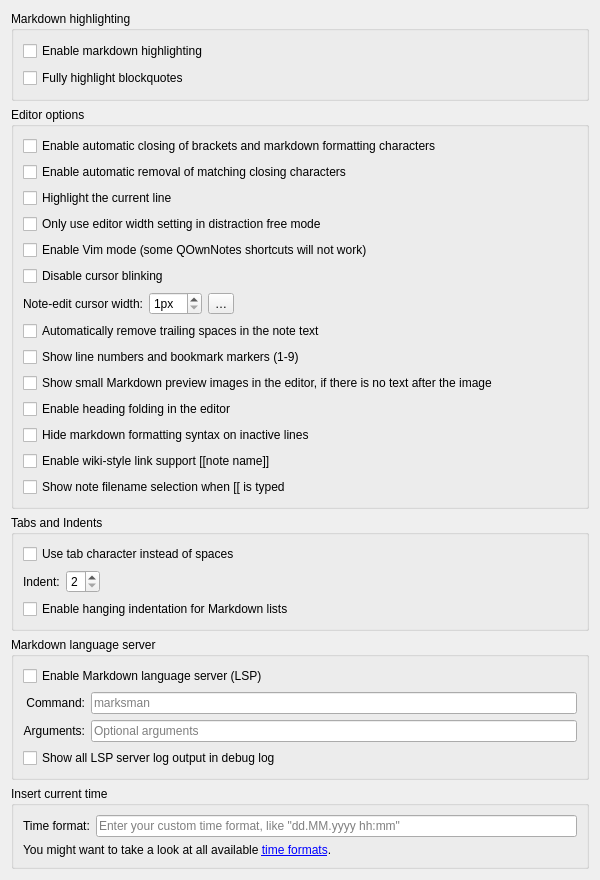
The window that src/widgets/settings/editorsettingswidget.ui (dwongdev/QOwnNotes) describes before a commit, drawn with Qt 5.
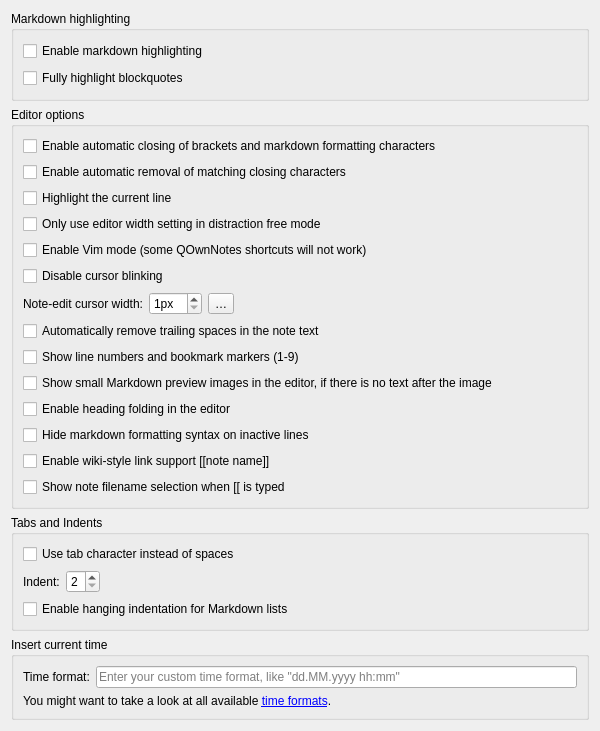
The same window after the commit. Icons and pictures are not drawn. Custom widgets are drawn as their Qt base class.

The edit to the form file:
```diff
--- a/src/widgets/settings/editorsettingswidget.ui
+++ b/src/widgets/settings/editorsettingswidget.ui
@@ -259,77 +259,8 @@
      </layout>
     </widget>
    </item>
-   <item row="3" column="0">
-    <widget class="QGroupBox" name="markdownLspGroupBox">
-     <property name="title">
-      <string>Markdown language server</string>
-     </property>
-     <layout class="QGridLayout" name="gridLayout_94">
-      <item row="0" column="0" colspan="2">
-       <widget class="QCheckBox" name="markdownLspEnabledCheckBox">
-        <property name="text">
-         <string>Enable Markdown language server (LSP)</string>
-        </property>
-       </widget>
-      </item>
-      <item row="1" column="0">
-       <widget class="QLabel" name="markdownLspCommandLabel">
-        <property name="text">
-         <string>Command:</string>
-        </property>
-        <property name="alignment">
-         <set>Qt::AlignmentFlag::AlignRight|Qt::AlignmentFlag::AlignTrailing|Qt::AlignmentFlag::AlignVCenter</set>
-        </property>
-       </widget>
-      </item>
-      <item row="1" column="1">
-       <widget class="QLineEdit" name="markdownLspCommandLineEdit">
-        <property name="placeholderText">
-         <string notr="true">marksman</string>
-        </property>
-        <property name="clearButtonEnabled">
-         <bool>true</bool>
-        </property>
-       </widget>
-      </item>
-      <item row="2" column="0">
-       <widget class="QLabel" name="markdownLspArgumentsLabel">
-        <property name="text">
-         <string>Arguments:</string>
-        </property>
-        <property name="alignment">
-         <set>Qt::AlignmentFlag::AlignRight|Qt::AlignmentFlag::AlignTrailing|Qt::AlignmentFlag::AlignVCenter</set>
-        </property>
-       </widget>
-      </item>
-       <item row="2" column="1">
-        <widget class="QLineEdit" name="markdownLspArgumentsLineEdit">
-         <property name="toolTip">
-          <string>Optional arguments separated by spaces.</string>
-         </property>
-         <property name="placeholderText">
-          <string>Optional arguments</string>
-         </property>
-         <property name="clearButtonEnabled">
-          <bool>true</bool>
-         </property>
-        </widget>
-       </item>
-       <item row="3" column="0" colspan="2">
-        <widget class="QCheckBox" name="markdownLspVerboseLoggingCheckBox">
-         <property name="toolTip">
-          <string>Log all LSP server output (stderr) to the debug log. Useful for troubleshooting LSP server issues.</string>
-         </property>
-         <property name="text">
-          <string>Show all LSP server log output in debug log</string>
-         </property>
-        </widget>
-       </item>
-     </layout>
-    </widget>
-   </item>
-   <item row="4" column="0">
-    <widget class="QGroupBox" name="groupBox_21">
+    <item row="3" column="0">
+     <widget class="QGroupBox" name="groupBox_21">
      <property name="toolTip">
       <string>Here you can set your own time format for inserting the current time into a note.</string>
      </property>
@@ -367,8 +298,8 @@
      </layout>
     </widget>
    </item>
-   <item row="5" column="0">
-    <spacer name="verticalSpacer_12">
+    <item row="4" column="0">
+     <spacer name="verticalSpacer_12">
      <property name="orientation">
       <enum>Qt::Vertical</enum>
      </property>
```
